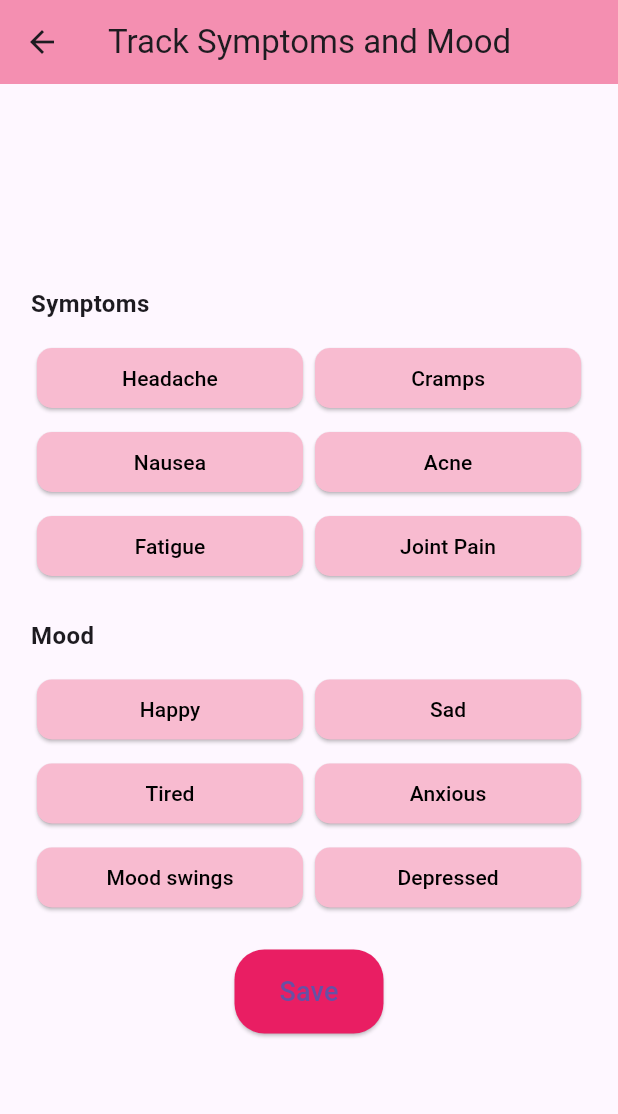
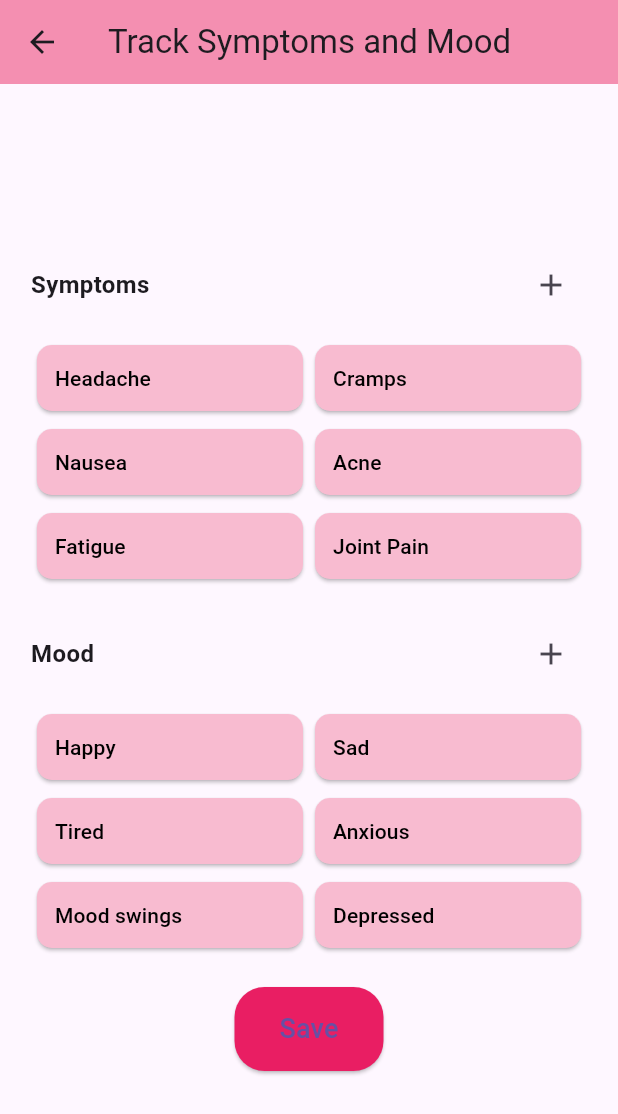
Before and after one commit to Alubisia-1/period-app, a Flutter app: the TrackSymptomMoodScreen screen opened by its route, on a phone screen of 412 x 824 dp. Shown: the top 1114 px of the screen. Run offline on Flutter 3.47's test engine with Material 3 defaults, Android fonts, the phone set to English and light mode, and no system bars; our stand-ins replace fl_chart, flutter_local_notifications, shared_preferences, sqflite, sqflite_common_ffi, sqflite_common_ffi_web and 2 more; missing offline and left inert: bluetooth_thermal_printer; accounts and stored records are empty.

Commit message:
app updates

```diff
--- a/lib/screens/TrackSymptomMoodScreen.dart
+++ b/lib/screens/TrackSymptomMoodScreen.dart
@@ -12,13 +12,45 @@ class _TrackSymptomMoodScreenState extends State<TrackSymptomMoodScreen> {
   Set<String> selectedSymptoms = {};
   String? selectedMood;
 
-  // Sample list of symptoms
-  final List<String> symptoms = [
-    'Headache', 'Cramps', 'Nausea', 'Acne', 'Fatigue', 'Joint Pain'
-  ];
+  // Lists for custom items
+  List<String> defaultSymptoms = ['Headache', 'Cramps', 'Nausea', 'Acne', 'Fatigue', 'Joint Pain'];
+  List<String> defaultMoods = ['Happy', 'Sad', 'Tired', 'Anxious', 'Mood swings', 'Depressed'];
+  List<String> customSymptoms = [];
+  List<String> customMoods = [];
 
-  // Sample list of moods
-  final List<String> moods = ['Happy', 'Sad', 'Tired', 'Anxious', 'Mood swings', 'Depressed'];
+  // Method to add custom symptom
+  void _addCustomSymptom(String newSymptom) {
+    setState(() {
+      if (!customSymptoms.contains(newSymptom.toLowerCase())) {
+        customSymptoms.add(newSymptom.toLowerCase());
+      }
+    });
+  }
+
+  // Method to add custom mood
+  void _addCustomMood(String newMood) {
+    setState(() {
+      if (!customMoods.contains(newMood.toLowerCase())) {
+        customMoods.add(newMood.toLowerCase());
+      }
+    });
+  }
+
+  // Method to remove custom symptom
+  void _removeCustomSymptom(String symptom) {
+    setState(() {
+      customSymptoms.remove(symptom);
+      selectedSymptoms.remove(symptom);
+    });
+  }
+
+  // Method to remove custom mood
+  void _removeCustomMood(String mood) {
+    setState(() {
+      customMoods.remove(mood);
+      if (selectedMood == mood) selectedMood = null;
+    });
+  }
 
   // Method to update the selected symptoms
   void _toggleSymptom(String symptom) {
@@ -61,9 +93,9 @@ class _TrackSymptomMoodScreenState extends State<TrackSymptomMoodScreen> {
             child: Column(
               crossAxisAlignment: CrossAxisAlignment.start,
               children: [
-                _buildSection('Symptoms', symptoms, _toggleSymptom),
+                _buildSection('Symptoms', [...defaultSymptoms, ...customSymptoms], _toggleSymptom, onAdd: _addCustomSymptom, onRemove: _removeCustomSymptom),
                 SizedBox(height: 20),
-                _buildSection('Mood', moods, _selectMood),
+                _buildSection('Mood', [...defaultMoods, ...customMoods], _selectMood, onAdd: _addCustomMood, onRemove: _removeCustomMood),
                 SizedBox(height: 20),
                 Center(
                   child: ElevatedButton(
@@ -92,11 +124,55 @@ class _TrackSymptomMoodScreenState extends State<TrackSymptomMoodScreen> {
     );
   }
 
-  Widget _buildSection(String title, List<String> items, Function(String) onItemTap) {
+  Widget _buildSection(String title, List<String> items, Function(String) onItemTap, {Function(String)? onAdd, Function(String)? onRemove}) {
     return Column(
       crossAxisAlignment: CrossAxisAlignment.start,
       children: [
-        Text(title, style: TextStyle(fontWeight: FontWeight.bold, fontSize: 16, fontFamily: 'Roboto')),
+        Row(
+          mainAxisAlignment: MainAxisAlignment.spaceBetween,
+          children: [
+            Text(title, style: TextStyle(fontWeight: FontWeight.bold, fontSize: 16, fontFamily: 'Roboto')),
+            IconButton(
+              icon: Icon(Icons.add),
+              onPressed: () {
+                String newItem = '';
+                showDialog(
+                  context: context,
+                  builder: (BuildContext context) {
+                    return AlertDialog(
+                      title: Text('Add New $title'),
+                      content: TextField(
+                        onChanged: (value) => newItem = value,
+                        decoration: InputDecoration(hintText: "Enter new $title"),
+                      ),
+                      actions: <Widget>[
+                        TextButton(
+                          child: Text('Cancel'),
+                          onPressed: () {
+                            Navigator.of(context).pop();
+                          },
+                        ),
+                        TextButton(
+                          child: Text('Add'),
+                          onPressed: () {
+                            if (newItem.isNotEmpty) {
+                              if (title == 'Symptoms') {
+                                onAdd?.call(newItem);
+                              } else if (title == 'Mood') {
+                                onAdd?.call(newItem);
+                              }
+                              Navigator.of(context).pop();
+                            }
+                          },
+                        ),
+                      ],
+                    );
+                  },
+                );
+              },
+            ),
+          ],
+        ),
         SizedBox(height: 10),
         ...List.generate(
           (items.length / 2).ceil(),
@@ -117,8 +193,27 @@ class _TrackSymptomMoodScreenState extends State<TrackSymptomMoodScreen> {
                         shape: RoundedRectangleBorder(
                           borderRadius: BorderRadius.circular(10),
                         ),
+                        padding: EdgeInsets.symmetric(horizontal: 12, vertical: 12), // Adjust padding to fit text and icon
                       ),
-                      child: Text(item, style: TextStyle(fontFamily: 'Roboto')),
+                      child: Stack(
+                        children: [
+                          Align(
+                            alignment: Alignment.centerLeft,
+                            child: Text(item, style: TextStyle(fontFamily: 'Roboto')),
+                          ),
+                          if (title == 'Symptoms' && customSymptoms.contains(item) || title == 'Mood' && customMoods.contains(item))
+                            Align(
+                              alignment: Alignment.centerRight,
+                              child: GestureDetector(
+                                onTap: () => onRemove?.call(item),
+                                child: Padding(
+                                  padding: const EdgeInsets.only(right: 8.0),
+                                  child: Icon(Icons.close, color: Colors.red, size: 16),
+                                ),
+                              ),
+                            ),
+                        ],
+                      ),
                     ),
                   ),
                 ))
```
